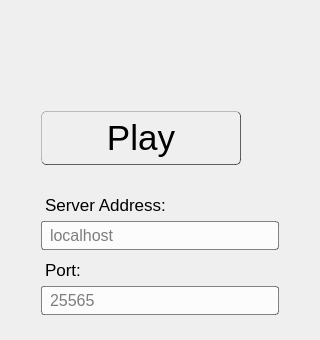
First picture: the form in files/ui/playpage.ui, repository MrZer0x0/EncoreMP, before the edit.
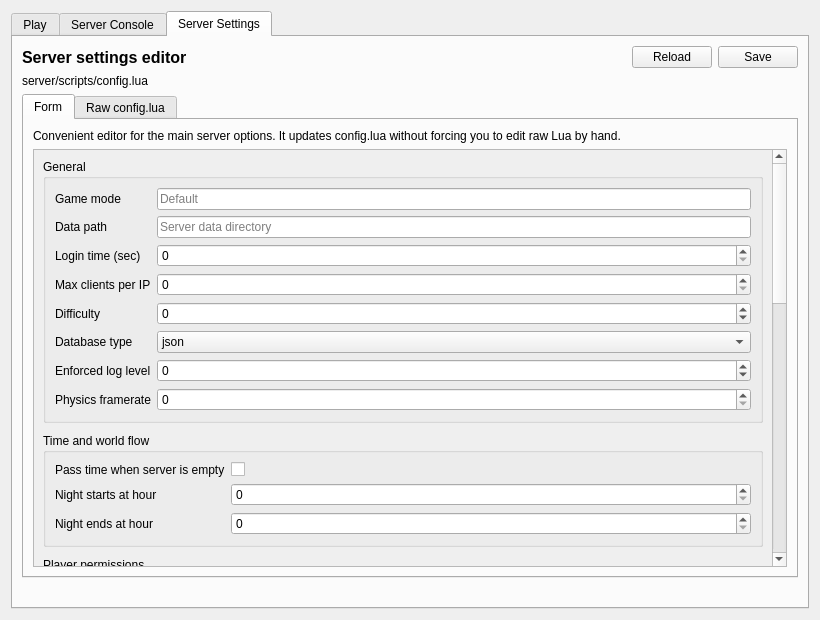
Second picture: the form after the edit. The open tabs and pages were chosen to show the change. Icons and pictures are not drawn.

```diff
--- a/files/ui/playpage.ui
+++ b/files/ui/playpage.ui
@@ -3,22 +3,35 @@
  <class>PlayPage</class>
  <widget class="QWidget" name="PlayPage">
   <property name="geometry">
-   <rect><x>0</x><y>0</y><width>320</width><height>340</height></rect>
+   <rect>
+    <x>0</x>
+    <y>0</y>
+    <width>820</width>
+    <height>620</height>
+   </rect>
   </property>
   <layout class="QVBoxLayout" name="verticalLayout">
    <item>
+    <widget class="QTabWidget" name="pageTabs">
+     <property name="currentIndex">
+      <number>0</number>
+     </property>
+     <widget class="QWidget" name="playTab">
+      <attribute name="title">
+       <string>Play</string>
+      </attribute>
+      <layout class="QVBoxLayout" name="playTabLayout">
+       <item>
     <widget class="QWidget" name="Scroll" native="true">
      <property name="styleSheet">
       <string notr="true">#Scroll {
-    background-image: url(":/images/playpage-background.png");
-    background-repeat: no-repeat;
-    background-position: top;
+    background: transparent;
 }
 </string>
      </property>
      <layout class="QGridLayout" name="gridLayout">
       <property name="leftMargin"><number>30</number></property>
-      <property name="topMargin"><number>100</number></property>
+          <property name="topMargin"><number>60</number></property>
       <property name="rightMargin"><number>30</number></property>
       <property name="verticalSpacing"><number>6</number></property>
 
@@ -28,14 +41,14 @@
         <property name="minimumSize"><size><width>200</width><height>70</height></size></property>
         <property name="maximumSize"><size><width>200</width><height>70</height></size></property>
         <property name="styleSheet">
-         <string notr="true">#playButton {
+             <string notr="true">#playButton, #serverButton {
     height: 50px;
     margin-bottom: 16px;
     background-color: qlineargradient(spread:pad, x1:0, y1:0, x2:0, y2:1,
         stop:0 rgba(255,255,255,200), stop:0.1 rgba(255,255,255,15),
         stop:0.49 rgba(255,255,255,75), stop:0.5 rgba(0,0,0,0),
         stop:0.9 rgba(0,0,0,55), stop:1 rgba(0,0,0,100));
-    font-size: 26pt; color: black;
+    font-size: 18pt; color: black;
     border-right: 1px solid rgba(0,0,0,155);
     border-left:  1px solid rgba(0,0,0,55);
     border-top:   1px solid rgba(0,0,0,55);
@@ -53,9 +66,37 @@
         <property name="text"><string>Play</string></property>
        </widget>
       </item>
-
-      <!-- Server label row 2 -->
-      <item row="2" column="1">
+          <item row="1" column="2">
+           <widget class="QPushButton" name="serverButton">
+            <property name="minimumSize"><size><width>200</width><height>70</height></size></property>
+            <property name="maximumSize"><size><width>200</width><height>70</height></size></property>
+            <property name="styleSheet">
+             <string notr="true">#playButton, #serverButton {
+    height: 50px;
+    margin-bottom: 16px;
+    background-color: qlineargradient(spread:pad, x1:0, y1:0, x2:0, y2:1,
+        stop:0 rgba(255,255,255,200), stop:0.1 rgba(255,255,255,15),
+        stop:0.49 rgba(255,255,255,75), stop:0.5 rgba(0,0,0,0),
+        stop:0.9 rgba(0,0,0,55), stop:1 rgba(0,0,0,100));
+    font-size: 18pt; color: black;
+    border-right: 1px solid rgba(0,0,0,155);
+    border-left:  1px solid rgba(0,0,0,55);
+    border-top:   1px solid rgba(0,0,0,55);
+    border-bottom:1px solid rgba(0,0,0,155);
+    border-radius: 5px;
+}
+#playButton:hover, #serverButton:hover { border: 2px solid rgba(164,192,228,255); }
+#playButton:pressed, #serverButton:pressed {
+    background: qlineargradient(x1:0,y1:0,x2:0,y2:1,
+        stop:0 rgba(0,0,0,75), stop:0.1 rgba(0,0,0,15),
+        stop:0.2 rgba(255,255,255,55), stop:1 rgba(255,255,255,155));
+    border: 1px solid rgba(0,0,0,55);
+}</string>
+            </property>
+            <property name="text"><string>Run Server</string></property>
+           </widget>
+          </item>
+          <item row="2" column="1" colspan="2">
        <widget class="QLabel" name="serverLabel">
         <property name="styleSheet">
          <string notr="true">#serverLabel { font-size: 13pt; color: black; margin-top: 8px; }</string>
@@ -63,9 +104,7 @@
         <property name="text"><string>Server Address:</string></property>
        </widget>
       </item>
-
-      <!-- IP input row 3 -->
-      <item row="3" column="1">
+          <item row="3" column="1" colspan="2">
        <widget class="QLineEdit" name="serverAddressEdit">
         <property name="placeholderText"><string>localhost</string></property>
         <property name="styleSheet">
@@ -78,9 +117,7 @@
         </property>
        </widget>
       </item>
-
-      <!-- Port label row 4 -->
-      <item row="4" column="1">
+          <item row="4" column="1" colspan="2">
        <widget class="QLabel" name="portLabel">
         <property name="styleSheet">
          <string notr="true">#portLabel { font-size: 13pt; color: black; margin-top: 4px; }</string>
@@ -88,9 +125,7 @@
         <property name="text"><string>Port:</string></property>
        </widget>
       </item>
-
-      <!-- Port input row 5 -->
-      <item row="5" column="1">
+          <item row="5" column="1" colspan="2">
        <widget class="QLineEdit" name="serverPortEdit">
         <property name="placeholderText"><string>25565</string></property>
         <property name="styleSheet">
@@ -103,16 +138,279 @@
         </property>
        </widget>
       </item>
-
-      <!-- Spacer row 6 -->
-      <item row="6" column="1">
+          <item row="6" column="1" colspan="2">
        <spacer name="verticalSpacer">
         <property name="orientation"><enum>Qt::Vertical</enum></property>
         <property name="sizeHint" stdset="0"><size><width>20</width><height>30</height></size></property>
        </spacer>
       </item>
-
-     </layout>
+         </layout>
+        </widget>
+       </item>
+      </layout>
+     </widget>
+     <widget class="QWidget" name="serverConsoleTab">
+      <attribute name="title">
+       <string>Server Console</string>
+      </attribute>
+      <layout class="QVBoxLayout" name="serverConsoleTabLayout">
+       <item>
+        <widget class="QWidget" name="serverConsoleHost" native="true">
+         <layout class="QVBoxLayout" name="serverConsoleHostLayout">
+          <property name="leftMargin"><number>0</number></property>
+          <property name="topMargin"><number>0</number></property>
+          <property name="rightMargin"><number>0</number></property>
+          <property name="bottomMargin"><number>0</number></property>
+         </layout>
+        </widget>
+       </item>
+      </layout>
+     </widget>
+     <widget class="QWidget" name="serverSettingsTab">
+      <attribute name="title">
+       <string>Server Settings</string>
+      </attribute>
+      <layout class="QVBoxLayout" name="serverSettingsTabLayout">
+       <item>
+        <layout class="QHBoxLayout" name="serverSettingsTopLayout">
+         <item>
+          <widget class="QLabel" name="serverSettingsTitleLabel">
+           <property name="styleSheet">
+            <string notr="true">font-size: 16px; font-weight: 600;</string>
+           </property>
+           <property name="text">
+            <string>Server settings editor</string>
+           </property>
+          </widget>
+         </item>
+         <item>
+          <spacer name="horizontalSpacerServerSettings">
+           <property name="orientation"><enum>Qt::Horizontal</enum></property>
+           <property name="sizeHint" stdset="0"><size><width>40</width><height>20</height></size></property>
+          </spacer>
+         </item>
+         <item>
+          <widget class="QPushButton" name="reloadServerSettingsButton">
+           <property name="text"><string>Reload</string></property>
+          </widget>
+         </item>
+         <item>
+          <widget class="QPushButton" name="saveServerSettingsButton">
+           <property name="text"><string>Save</string></property>
+          </widget>
+         </item>
+        </layout>
+       </item>
+       <item>
+        <widget class="QLabel" name="serverSettingsPathLabel">
+         <property name="text">
+          <string>server/scripts/config.lua</string>
+         </property>
+         <property name="textInteractionFlags">
+          <set>Qt::TextSelectableByMouse</set>
+         </property>
+        </widget>
+       </item>
+       <item>
+        <widget class="QTabWidget" name="serverSettingsModeTabs">
+         <property name="currentIndex">
+          <number>0</number>
+         </property>
+         <widget class="QWidget" name="formServerSettingsTab">
+          <attribute name="title">
+           <string>Form</string>
+          </attribute>
+          <layout class="QVBoxLayout" name="formServerSettingsTabLayout">
+           <item>
+            <widget class="QLabel" name="serverSettingsFormInfoLabel">
+             <property name="wordWrap"><bool>true</bool></property>
+             <property name="text">
+              <string>Convenient editor for the main server options. It updates config.lua without forcing you to edit raw Lua by hand.</string>
+             </property>
+            </widget>
+           </item>
+           <item>
+            <widget class="QScrollArea" name="serverSettingsScrollArea">
+             <property name="widgetResizable"><bool>true</bool></property>
+             <widget class="QWidget" name="serverSettingsScrollAreaWidgetContents">
+              <property name="geometry">
+               <rect>
+                <x>0</x>
+                <y>0</y>
+                <width>760</width>
+                <height>980</height>
+               </rect>
+              </property>
+              <layout class="QVBoxLayout" name="serverSettingsFormLayout">
+               <property name="spacing"><number>10</number></property>
+               <item>
+                <widget class="QGroupBox" name="generalSettingsGroupBox">
+                 <property name="title"><string>General</string></property>
+                 <layout class="QFormLayout" name="generalSettingsFormLayout">
+                  <item row="0" column="0"><widget class="QLabel" name="label_gameMode"><property name="text"><string>Game mode</string></property></widget></item>
+                  <item row="0" column="1"><widget class="QLineEdit" name="gameModeEdit"><property name="placeholderText"><string>Default</string></property></widget></item>
+                  <item row="1" column="0"><widget class="QLabel" name="label_dataPath"><property name="text"><string>Data path</string></property></widget></item>
+                  <item row="1" column="1"><widget class="QLineEdit" name="dataPathEdit"><property name="placeholderText"><string>Server data directory</string></property></widget></item>
+                  <item row="2" column="0"><widget class="QLabel" name="label_loginTime"><property name="text"><string>Login time (sec)</string></property></widget></item>
+                  <item row="2" column="1"><widget class="QSpinBox" name="loginTimeSpinBox"><property name="maximum"><number>3600</number></property></widget></item>
+                  <item row="3" column="0"><widget class="QLabel" name="label_maxClientsPerIP"><property name="text"><string>Max clients per IP</string></property></widget></item>
+                  <item row="3" column="1"><widget class="QSpinBox" name="maxClientsPerIPSpinBox"><property name="maximum"><number>128</number></property></widget></item>
+                  <item row="4" column="0"><widget class="QLabel" name="label_difficulty"><property name="text"><string>Difficulty</string></property></widget></item>
+                  <item row="4" column="1"><widget class="QSpinBox" name="difficultySpinBox"><property name="minimum"><number>-1000</number></property><property name="maximum"><number>1000</number></property></widget></item>
+                  <item row="5" column="0"><widget class="QLabel" name="label_databaseType"><property name="text"><string>Database type</string></property></widget></item>
+                  <item row="5" column="1"><widget class="QComboBox" name="databaseTypeComboBox"><item><property name="text"><string>json</string></property><property name="userData" stdset="0"><string>json</string></property></item><item><property name="text"><string>sqlite3</string></property><property name="userData" stdset="0"><string>sqlite3</string></property></item></widget></item>
+                  <item row="6" column="0"><widget class="QLabel" name="label_enforcedLogLevel"><property name="text"><string>Enforced log level</string></property></widget></item>
+                  <item row="6" column="1"><widget class="QSpinBox" name="enforcedLogLevelSpinBox"><property name="minimum"><number>-1</number></property><property name="maximum"><number>10</number></property></widget></item>
+                  <item row="7" column="0"><widget class="QLabel" name="label_physicsFramerate"><property name="text"><string>Physics framerate</string></property></widget></item>
+                  <item row="7" column="1"><widget class="QSpinBox" name="physicsFramerateSpinBox"><property name="maximum"><number>1000</number></property></widget></item>
+                 </layout>
+                </widget>
+               </item>
+               <item>
+                <widget class="QGroupBox" name="timeSettingsGroupBox">
+                 <property name="title"><string>Time and world flow</string></property>
+                 <layout class="QFormLayout" name="timeSettingsFormLayout">
+                  <item row="0" column="0"><widget class="QLabel" name="label_passTimeWhenEmpty"><property name="text"><string>Pass time when server is empty</string></property></widget></item>
+                  <item row="0" column="1"><widget class="QCheckBox" name="passTimeWhenEmptyCheckBox"><property name="text"><string/></property></widget></item>
+                  <item row="1" column="0"><widget class="QLabel" name="label_nightStart"><property name="text"><string>Night starts at hour</string></property></widget></item>
+                  <item row="1" column="1"><widget class="QSpinBox" name="nightStartHourSpinBox"><property name="maximum"><number>23</number></property></widget></item>
+                  <item row="2" column="0"><widget class="QLabel" name="label_nightEnd"><property name="text"><string>Night ends at hour</string></property></widget></item>
+                  <item row="2" column="1"><widget class="QSpinBox" name="nightEndHourSpinBox"><property name="maximum"><number>23</number></property></widget></item>
+                 </layout>
+                </widget>
+               </item>
+               <item>
+                <widget class="QGroupBox" name="playerPermissionsGroupBox">
+                 <property name="title"><string>Player permissions</string></property>
+                 <layout class="QGridLayout" name="playerPermissionsGridLayout">
+                  <item row="0" column="0"><widget class="QCheckBox" name="allowConsoleCheckBox"><property name="text"><string>Allow console</string></property></widget></item>
+                  <item row="0" column="1"><widget class="QCheckBox" name="allowBedRestCheckBox"><property name="text"><string>Allow bed rest</string></property></widget></item>
+                  <item row="1" column="0"><widget class="QCheckBox" name="allowWildernessRestCheckBox"><property name="text"><string>Allow wilderness rest</string></property></widget></item>
+                  <item row="1" column="1"><widget class="QCheckBox" name="allowWaitCheckBox"><property name="text"><string>Allow wait</string></property></widget></item>
+                  <item row="2" column="0"><widget class="QCheckBox" name="allowSuicideCommandCheckBox"><property name="text"><string>Allow /suicide</string></property></widget></item>
+                  <item row="2" column="1"><widget class="QCheckBox" name="allowFixmeCommandCheckBox"><property name="text"><string>Allow /fixme</string></property></widget></item>
+                  <item row="3" column="0"><widget class="QLabel" name="label_fixmeInterval"><property name="text"><string>/fixme cooldown (sec)</string></property></widget></item>
+                  <item row="3" column="1"><widget class="QSpinBox" name="fixmeIntervalSpinBox"><property name="maximum"><number>3600</number></property></widget></item>
+                 </layout>
+                </widget>
+               </item>
+               <item>
+                <widget class="QGroupBox" name="sharingGroupBox">
+                 <property name="title"><string>Shared progress</string></property>
+                 <layout class="QGridLayout" name="sharingGridLayout">
+                  <item row="0" column="0"><widget class="QCheckBox" name="shareJournalCheckBox"><property name="text"><string>Journal</string></property></widget></item>
+                  <item row="0" column="1"><widget class="QCheckBox" name="shareFactionRanksCheckBox"><property name="text"><string>Faction ranks</string></property></widget></item>
+                  <item row="0" column="2"><widget class="QCheckBox" name="shareFactionExpulsionCheckBox"><property name="text"><string>Faction expulsion</string></property></widget></item>
+                  <item row="1" column="0"><widget class="QCheckBox" name="shareFactionReputationCheckBox"><property name="text"><string>Faction reputation</string></property></widget></item>
+                  <item row="1" column="1"><widget class="QCheckBox" name="shareTopicsCheckBox"><property name="text"><string>Dialogue topics</string></property></widget></item>
+                  <item row="1" column="2"><widget class="QCheckBox" name="shareBountyCheckBox"><property name="text"><string>Bounty</string></property></widget></item>
+                  <item row="2" column="0"><widget class="QCheckBox" name="shareReputationCheckBox"><property name="text"><string>Reputation</string></property></widget></item>
+                  <item row="2" column="1"><widget class="QCheckBox" name="shareMapExplorationCheckBox"><property name="text"><string>Map exploration</string></property></widget></item>
+                  <item row="2" column="2"><widget class="QCheckBox" name="shareVideosCheckBox"><property name="text"><string>Videos</string></property></widget></item>
+                  <item row="3" column="0"><widget class="QCheckBox" name="shareKillsCheckBox"><property name="text"><string>Kills</string></property></widget></item>
+                 </layout>
+                </widget>
+               </item>
+               <item>
+                <widget class="QGroupBox" name="spawnAndRespawnGroupBox">
+                 <property name="title"><string>Spawn and respawn</string></property>
+                 <layout class="QGridLayout" name="spawnAndRespawnGridLayout">
+                  <item row="0" column="0"><widget class="QCheckBox" name="useInstancedSpawnCheckBox"><property name="text"><string>Use instanced spawn</string></property></widget></item>
+                  <item row="0" column="1"><widget class="QCheckBox" name="playersRespawnCheckBox"><property name="text"><string>Players respawn on death</string></property></widget></item>
+                  <item row="1" column="0"><widget class="QCheckBox" name="respawnAtImperialShrineCheckBox"><property name="text"><string>Respawn at nearest Imperial shrine</string></property></widget></item>
+                  <item row="1" column="1"><widget class="QCheckBox" name="respawnAtTribunalTempleCheckBox"><property name="text"><string>Respawn at nearest Tribunal temple</string></property></widget></item>
+                  <item row="2" column="0"><widget class="QLabel" name="label_deathTime"><property name="text"><string>Death time (sec)</string></property></widget></item>
+                  <item row="2" column="1"><widget class="QSpinBox" name="deathTimeSpinBox"><property name="maximum"><number>3600</number></property></widget></item>
+                  <item row="3" column="0"><widget class="QLabel" name="label_deathPenaltyJailDays"><property name="text"><string>Death penalty jail days</string></property></widget></item>
+                  <item row="3" column="1"><widget class="QSpinBox" name="deathPenaltyJailDaysSpinBox"><property name="maximum"><number>3650</number></property></widget></item>
+                  <item row="4" column="0"><widget class="QCheckBox" name="bountyResetOnDeathCheckBox"><property name="text"><string>Reset bounty on death</string></property></widget></item>
+                  <item row="4" column="1"><widget class="QCheckBox" name="bountyDeathPenaltyCheckBox"><property name="text"><string>Jail time based on bounty</string></property></widget></item>
+                 </layout>
+                </widget>
+               </item>
+               <item>
+                <widget class="QGroupBox" name="networkGroupBox">
+                 <property name="title"><string>Network and authority</string></property>
+                 <layout class="QFormLayout" name="networkFormLayout">
+                  <item row="0" column="0"><widget class="QLabel" name="label_pingDifference"><property name="text"><string>Authority ping difference</string></property></widget></item>
+                  <item row="0" column="1"><widget class="QSpinBox" name="pingDifferenceSpinBox"><property name="maximum"><number>10000</number></property></widget></item>
+                  <item row="1" column="0"><widget class="QLabel" name="label_allowOnContainerForUnloadedCells"><property name="text"><string>Allow container access in unloaded cells</string></property></widget></item>
+                  <item row="1" column="1"><widget class="QCheckBox" name="allowOnContainerForUnloadedCellsCheckBox"><property name="text"><string/></property></widget></item>
+                  <item row="2" column="0"><widget class="QLabel" name="label_enforceDataFiles"><property name="text"><string>Enforce required data files</string></property></widget></item>
+                  <item row="2" column="1"><widget class="QCheckBox" name="enforceDataFilesCheckBox"><property name="text"><string/></property></widget></item>
+                  <item row="3" column="0"><widget class="QLabel" name="label_ignoreScriptErrors"><property name="text"><string>Ignore script errors</string></property></widget></item>
+                  <item row="3" column="1"><widget class="QCheckBox" name="ignoreScriptErrorsCheckBox"><property name="text"><string/></property></widget></item>
+                 </layout>
+                </widget>
+               </item>
+               <item>
+                <widget class="QGroupBox" name="collisionGroupBox">
+                 <property name="title"><string>Collision</string></property>
+                 <layout class="QGridLayout" name="collisionGridLayout">
+                  <item row="0" column="0"><widget class="QCheckBox" name="enablePlayerCollisionCheckBox"><property name="text"><string>Player collision</string></property></widget></item>
+                  <item row="0" column="1"><widget class="QCheckBox" name="enableActorCollisionCheckBox"><property name="text"><string>Actor collision</string></property></widget></item>
+                  <item row="1" column="0"><widget class="QCheckBox" name="enablePlacedObjectCollisionCheckBox"><property name="text"><string>Placed object collision</string></property></widget></item>
+                  <item row="1" column="1"><widget class="QCheckBox" name="useActorCollisionForPlacedObjectsCheckBox"><property name="text"><string>Use actor-style collision for placed objects</string></property></widget></item>
+                 </layout>
+                </widget>
+               </item>
+               <item>
+                <layout class="QHBoxLayout" name="serverSettingsFormButtonLayout">
+                 <item>
+                  <widget class="QPushButton" name="applyServerSettingsFormButton">
+                   <property name="text"><string>Apply form to raw config</string></property>
+                  </widget>
+                 </item>
+                 <item>
+                  <widget class="QPushButton" name="syncServerSettingsFormButton">
+                   <property name="text"><string>Refresh form from raw config</string></property>
+                  </widget>
+                 </item>
+                 <item>
+                  <spacer name="horizontalSpacerFormButtons">
+                   <property name="orientation"><enum>Qt::Horizontal</enum></property>
+                   <property name="sizeHint" stdset="0"><size><width>40</width><height>20</height></size></property>
+                  </spacer>
+                 </item>
+                </layout>
+               </item>
+               <item>
+                <spacer name="verticalSpacerFormBottom">
+                 <property name="orientation"><enum>Qt::Vertical</enum></property>
+                 <property name="sizeHint" stdset="0"><size><width>20</width><height>40</height></size></property>
+                </spacer>
+               </item>
+              </layout>
+             </widget>
+            </widget>
+           </item>
+          </layout>
+         </widget>
+         <widget class="QWidget" name="rawServerSettingsTab">
+          <attribute name="title">
+           <string>Raw config.lua</string>
+          </attribute>
+          <layout class="QVBoxLayout" name="rawServerSettingsTabLayout">
+           <item>
+            <widget class="QPlainTextEdit" name="serverSettingsEditor">
+             <property name="lineWrapMode">
+              <enum>QPlainTextEdit::NoWrap</enum>
+             </property>
+            </widget>
+           </item>
+          </layout>
+         </widget>
+        </widget>
+       </item>
+       <item>
+        <widget class="QLabel" name="serverSettingsStatusLabel">
+         <property name="text">
+          <string/>
+         </property>
+        </widget>
+       </item>
+      </layout>
+     </widget>
     </widget>
    </item>
   </layout>
```
Left out of the diff: 6 changed lines with no effect on the pictures. Lines whose indentation alone changed are shown as unchanged.
